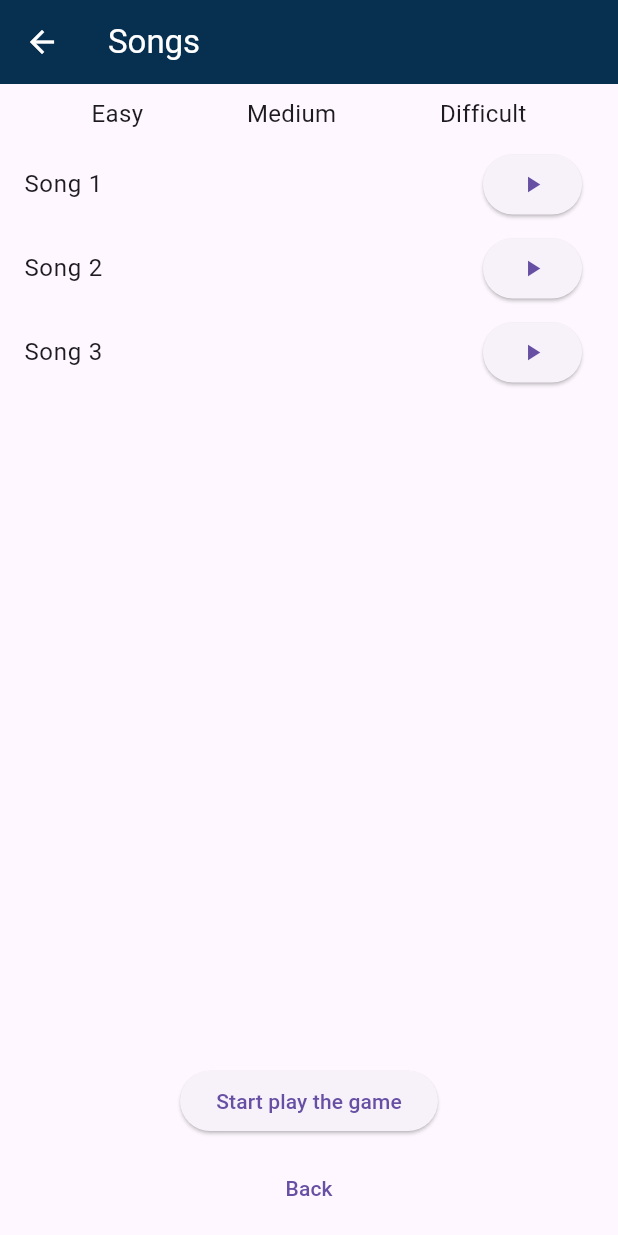
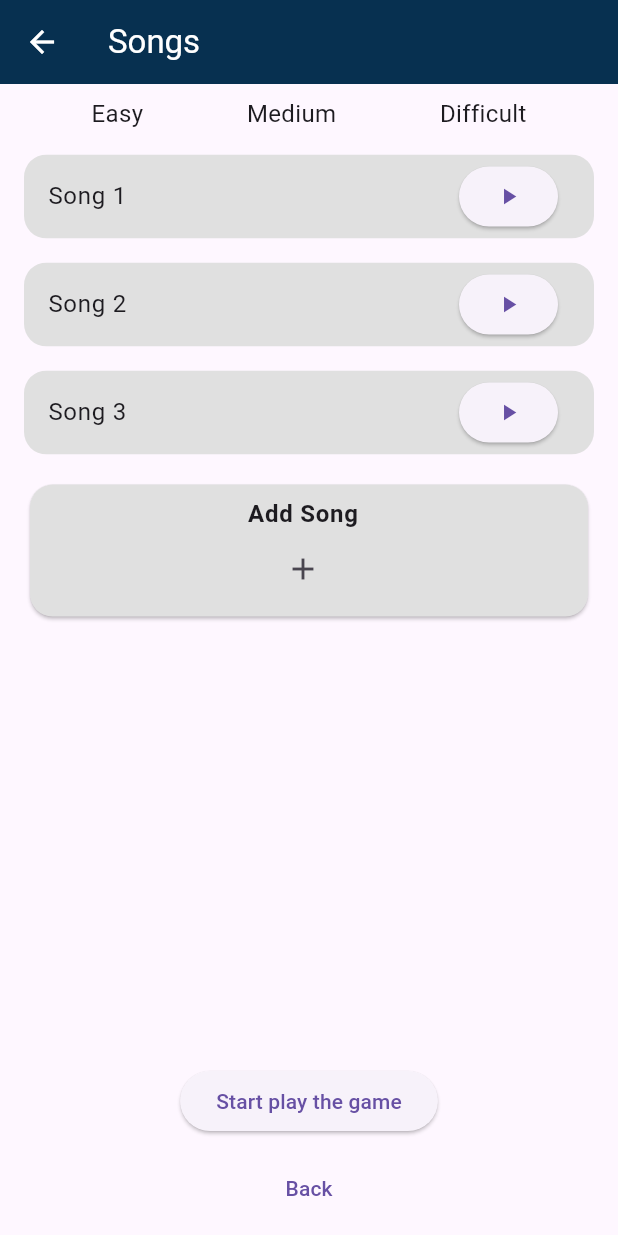
Before and after one commit to alihaj00/glove-musical-game, a Flutter app: the SongsPage screen opened by its route, on a phone screen of 412 x 824 dp. Run offline on Flutter 3.47's test engine with Material 3 defaults, Android fonts, the phone set to English and light mode, and no system bars; our stand-ins replace flutter_blue.

Commit message:
fixes and add design

```diff
--- a/musical_glove_app/lib/main_menu.dart
+++ b/musical_glove_app/lib/main_menu.dart
@@ -42,12 +42,6 @@ class _MainMenuPageState extends State<MainMenuPage> {
               },
               child: const Text('Statistics'),
             ),
-            ElevatedButton(
-              onPressed: () {
-                Navigator.pushNamed(context, '/add song');
-              },
-              child: const Text('Add Song'),
-            ),
             const SizedBox(height: 15),
             TextButton(
               onPressed: () {
--- a/musical_glove_app/lib/songs_page.dart
+++ b/musical_glove_app/lib/songs_page.dart
@@ -58,23 +58,59 @@ class _SongsPageState extends State<SongsPage> {
         ),
         Expanded(
           child: ListView.builder(
-              itemCount: songs.length,
+            itemCount: songs.length + 1, // Add one for the "add song" card
             itemBuilder: (BuildContext context, int index) {
+              if (index == songs.length) {
+                return Padding(
+                  padding: const EdgeInsets.symmetric(vertical: 8.0, horizontal: 16.0),
+                  child: Card(
+                    color: Colors.grey[300],
+                    shape: RoundedRectangleBorder(
+                      borderRadius: BorderRadius.circular(15.0),
+                    ),
+                    child: ListTile(
+                      title: Center(
+                        child: Column(
+                          children: [
+                            Text('Add Song', style: TextStyle(fontWeight: FontWeight.bold)),
+                            IconButton(
+                              onPressed: () {
+                                Navigator.pushNamed(context, '/add song');
+                              },
+                              icon: Icon(Icons.add),
+                            ),
+                          ],
+                        ),
+                      ),
+                    ),
+                  ),
+                );
+              }
               String song = songs[index];
-                return ListTile(
-                  title: Text(song),
-                  tileColor: selectedSong == song ? Colors.blue.withOpacity(0.3) : null,
-                  trailing: ElevatedButton(
-                    onPressed: () {
-                      BluetoothHandler.sendSongToESP(song, 'hear', () => setState(() {}));
-                    },
-                    child: const Icon(Icons.play_arrow),
-                  ),
+              return Padding(
+                padding: const EdgeInsets.symmetric(vertical: 8.0, horizontal: 16.0),
+                child: ClipRRect(
+                  borderRadius: BorderRadius.circular(15.0),
+                  child: Material(
+                    color: selectedSong == song ? Colors.blue.withOpacity(0.3) : Colors.grey[300],
+                    child: InkWell(
                       onTap: () {
                         setState(() {
                           selectedSong = song;
                         });
                       },
+                      child: ListTile(
+                        title: Text(song),
+                        trailing: ElevatedButton(
+                          onPressed: () {
+                            BluetoothHandler.sendSongActionToESP(song, 'hear', () => setState(() {}));
+                          },
+                          child: const Icon(Icons.play_arrow),
+                        ),
+                      ),
+                    ),
+                  ),
+                ),
               );
             },
           ),
```
Also changed, not shown: musical_glove_app/lib/add_song.dart (+30 -16 lines). Lines whose indentation alone changed are shown as unchanged.
